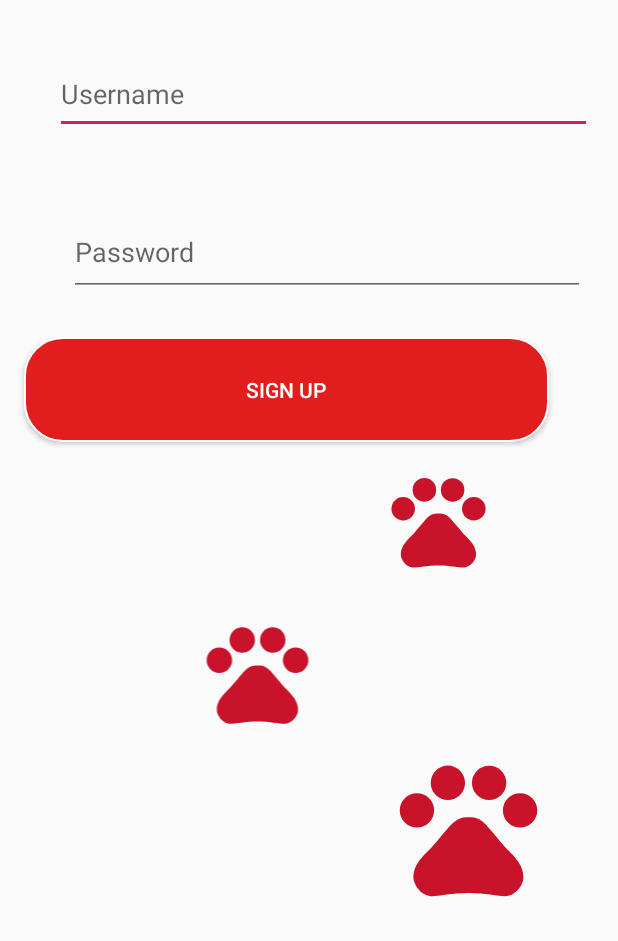
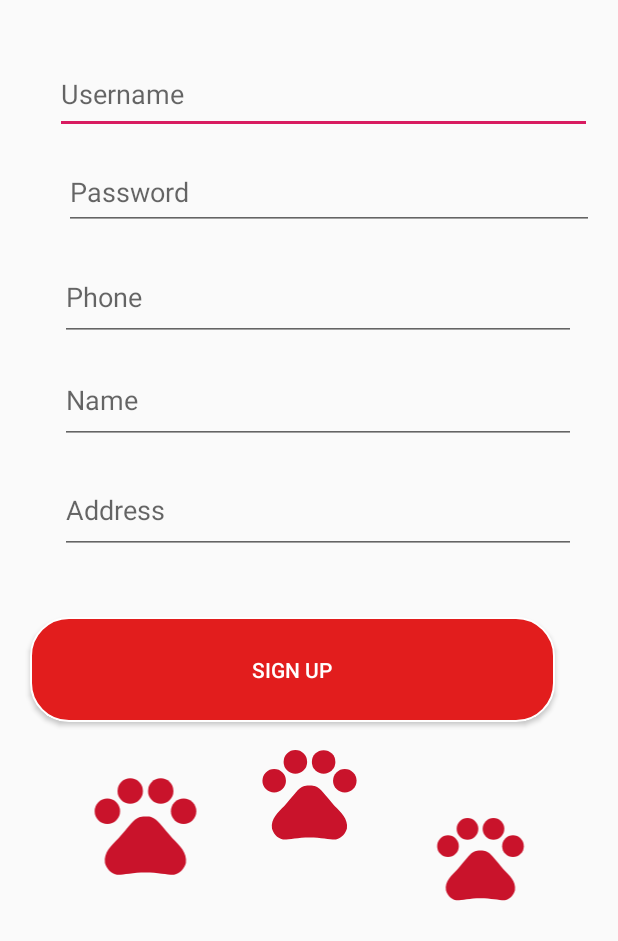
Before and after one commit to dongyu9817/WiscPets, an Android app: the CreateAccountActivity screen opened directly, with no data from a screen before it, on a phone screen of 412 x 824 dp, the part 295-1236 px from its top. Run offline under Robolectric (Android 15) with nearby library versions, the phone set to English and light mode, and no system bars; Roboto replaces fonts that are not available here.

Commit message:
update create acount page

```diff
--- a/app/src/main/java/com/example/wiscpets/CreateAccountActivity.java
+++ b/app/src/main/java/com/example/wiscpets/CreateAccountActivity.java
@@ -21,6 +21,9 @@ public class CreateAccountActivity extends AppCompatActivity {
         //get user input username and password
         final EditText email = findViewById(R.id.username_field);
         final EditText password = findViewById(R.id.input_password);
+        final EditText address = findViewById(R.id.input_address);
+        final EditText phone = findViewById(R.id.input_phone);
+        final EditText name = findViewById(R.id.input_name);
         Button signup = (Button) findViewById(R.id.signup_Button);
 
         signup.setOnClickListener(new View.OnClickListener() {
@@ -30,6 +33,10 @@ public class CreateAccountActivity extends AppCompatActivity {
                 //todo
                 String username_input = email.getText().toString();
                 String password_input = password.getText().toString();
+                String name_input = name.getText().toString();
+                String address_input = address.getText().toString();
+                String phone_input = phone.getText().toString();
+
                 Toast.makeText(getBaseContext(), "Created Account Successfully!", Toast.LENGTH_SHORT).show();
 
                 Intent intent = new Intent(getBaseContext(), WiscPetLoginActivity.class);
--- a/app/src/main/res/layout/activity_createaccount.xml
+++ b/app/src/main/res/layout/activity_createaccount.xml
@@ -44,25 +44,62 @@
 
     <EditText
         android:id="@+id/input_password"
-        android:layout_width="344dp"
-        android:layout_height="58dp"
-        android:layout_marginTop="60dp"
-        android:layout_marginBottom="60dp"
+        android:layout_width="353dp"
+        android:layout_height="50dp"
         android:hint="Password"
         android:inputType="textPassword"
         app:layout_constraintBottom_toTopOf="@+id/signup_Button"
         app:layout_constraintEnd_toEndOf="parent"
-        app:layout_constraintHorizontal_bias="0.673"
+        app:layout_constraintHorizontal_bias="0.725"
         app:layout_constraintStart_toStartOf="parent"
         app:layout_constraintTop_toBottomOf="@+id/username_field"
-        app:layout_constraintVertical_bias="0.236" />
+        app:layout_constraintVertical_bias="0.051" />
+
+    <EditText
+        android:id="@+id/input_name"
+        android:layout_width="344dp"
+        android:layout_height="58dp"
+        android:hint="Name"
+        android:inputType="textPassword"
+        app:layout_constraintBottom_toTopOf="@+id/signup_Button"
+        app:layout_constraintEnd_toEndOf="parent"
+        app:layout_constraintHorizontal_bias="0.591"
+        app:layout_constraintStart_toStartOf="parent"
+        app:layout_constraintTop_toBottomOf="@+id/username_field"
+        app:layout_constraintVertical_bias="0.564" />
+
+    <EditText
+        android:id="@+id/input_address"
+        android:layout_width="344dp"
+        android:layout_height="58dp"
+        android:hint="Address"
+        android:inputType="textPassword"
+        app:layout_constraintBottom_toTopOf="@+id/signup_Button"
+        app:layout_constraintEnd_toEndOf="parent"
+        app:layout_constraintHorizontal_bias="0.591"
+        app:layout_constraintStart_toStartOf="parent"
+        app:layout_constraintTop_toBottomOf="@+id/username_field"
+        app:layout_constraintVertical_bias="0.84" />
+
+    <EditText
+        android:id="@+id/input_phone"
+        android:layout_width="344dp"
+        android:layout_height="58dp"
+        android:hint="Phone"
+        android:inputType="textPassword"
+        app:layout_constraintBottom_toTopOf="@+id/signup_Button"
+        app:layout_constraintEnd_toEndOf="parent"
+        app:layout_constraintHorizontal_bias="0.591"
+        app:layout_constraintStart_toStartOf="parent"
+        app:layout_constraintTop_toBottomOf="@+id/username_field"
+        app:layout_constraintVertical_bias="0.303" />
 
     <Button
         android:id="@+id/signup_Button"
         android:layout_width="350dp"
         android:layout_height="70dp"
-        android:layout_marginStart="16dp"
-        android:layout_marginLeft="16dp"
+        android:layout_marginStart="20dp"
+        android:layout_marginLeft="20dp"
         android:background="@drawable/signup_round"
         android:padding="15dp"
         android:shadowColor="@android:color/transparent"
@@ -74,7 +111,7 @@
         app:layout_constraintHorizontal_bias="0.5"
         app:layout_constraintStart_toStartOf="parent"
         app:layout_constraintTop_toTopOf="parent"
-        app:layout_constraintVertical_bias="0.523" />
+        app:layout_constraintVertical_bias="0.791" />
 
     <ImageView
         android:id="@+id/imageView59"
@@ -86,10 +123,10 @@
         android:layout_marginRight="32dp"
         app:layout_constraintBottom_toBottomOf="parent"
         app:layout_constraintEnd_toEndOf="parent"
-        app:layout_constraintHorizontal_bias="0.347"
+        app:layout_constraintHorizontal_bias="0.019"
         app:layout_constraintStart_toStartOf="parent"
         app:layout_constraintTop_toTopOf="parent"
-        app:layout_constraintVertical_bias="0.799"
+        app:layout_constraintVertical_bias="0.946"
         app:srcCompat="@drawable/ic_baseline_pets_24"
         tools:ignore="VectorDrawableCompat" />
 
@@ -103,17 +140,16 @@
         android:layout_marginRight="32dp"
         app:layout_constraintBottom_toBottomOf="parent"
         app:layout_constraintEnd_toEndOf="parent"
-        app:layout_constraintHorizontal_bias="1.0"
         app:layout_constraintStart_toStartOf="parent"
         app:layout_constraintTop_toBottomOf="@+id/signup_Button"
-        app:layout_constraintVertical_bias="0.056"
+        app:layout_constraintVertical_bias="0.135"
         app:srcCompat="@drawable/ic_baseline_pets_24"
         tools:ignore="VectorDrawableCompat" />
 
     <ImageView
         android:id="@+id/imageView4b"
-        android:layout_width="135dp"
-        android:layout_height="110dp"
+        android:layout_width="119dp"
+        android:layout_height="69dp"
         android:layout_marginStart="32dp"
         android:layout_marginLeft="32dp"
         android:layout_marginEnd="32dp"
```
